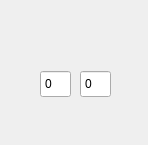
Qt form zface/ZDateTimeDialog.ui (appach22/zface) before a commit.
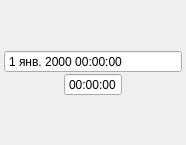
The same form after that commit.

Patch:
```diff
--- a/zface/ZDateTimeDialog.ui
+++ b/zface/ZDateTimeDialog.ui
@@ -6,39 +6,108 @@
    <rect>
     <x>0</x>
     <y>0</y>
-    <width>148</width>
+    <width>186</width>
     <height>145</height>
    </rect>
   </property>
   <property name="windowTitle">
    <string>Form</string>
   </property>
-  <widget class="QSpinBox" name="spinBox">
-   <property name="geometry">
-    <rect>
-     <x>40</x>
-     <y>70</y>
-     <width>31</width>
-     <height>28</height>
-    </rect>
+  <layout class="QGridLayout" name="gridLayout">
+   <property name="leftMargin">
+    <number>4</number>
    </property>
-   <property name="buttonSymbols">
-    <enum>QAbstractSpinBox::NoButtons</enum>
+   <property name="topMargin">
+    <number>0</number>
    </property>
-  </widget>
-  <widget class="QSpinBox" name="spinBox_2">
-   <property name="geometry">
-    <rect>
-     <x>80</x>
-     <y>70</y>
-     <width>31</width>
-     <height>28</height>
-    </rect>
+   <property name="rightMargin">
+    <number>4</number>
    </property>
-   <property name="buttonSymbols">
-    <enum>QAbstractSpinBox::NoButtons</enum>
+   <property name="bottomMargin">
+    <number>0</number>
    </property>
-  </widget>
+   <property name="spacing">
+    <number>0</number>
+   </property>
+   <item row="0" column="0" colspan="3">
+    <spacer name="verticalSpacer">
+     <property name="orientation">
+      <enum>Qt::Vertical</enum>
+     </property>
+     <property name="sizeHint" stdset="0">
+      <size>
+       <width>20</width>
+       <height>41</height>
+      </size>
+     </property>
+    </spacer>
+   </item>
+   <item row="1" column="0" colspan="3">
+    <widget class="QDateTimeEdit" name="dateTimeEdit">
+     <property name="locale">
+      <locale language="Russian" country="RussianFederation"/>
+     </property>
+     <property name="wrapping">
+      <bool>true</bool>
+     </property>
+     <property name="buttonSymbols">
+      <enum>QAbstractSpinBox::NoButtons</enum>
+     </property>
+     <property name="currentSection">
+      <enum>QDateTimeEdit::MinuteSection</enum>
+     </property>
+     <property name="calendarPopup">
+      <bool>false</bool>
+     </property>
+    </widget>
+   </item>
+   <item row="2" column="0">
+    <spacer name="horizontalSpacer">
+     <property name="orientation">
+      <enum>Qt::Horizontal</enum>
+     </property>
+     <property name="sizeHint" stdset="0">
+      <size>
+       <width>31</width>
+       <height>20</height>
+      </size>
+     </property>
+    </spacer>
+   </item>
+   <item row="2" column="1">
+    <widget class="QTimeEdit" name="timeEdit">
+     <property name="buttonSymbols">
+      <enum>QAbstractSpinBox::NoButtons</enum>
+     </property>
+    </widget>
+   </item>
+   <item row="2" column="2">
+    <spacer name="horizontalSpacer_2">
+     <property name="orientation">
+      <enum>Qt::Horizontal</enum>
+     </property>
+     <property name="sizeHint" stdset="0">
+      <size>
+       <width>30</width>
+       <height>20</height>
+      </size>
+     </property>
+    </spacer>
+   </item>
+   <item row="3" column="0" colspan="3">
+    <spacer name="verticalSpacer_2">
+     <property name="orientation">
+      <enum>Qt::Vertical</enum>
+     </property>
+     <property name="sizeHint" stdset="0">
+      <size>
+       <width>20</width>
+       <height>40</height>
+      </size>
+     </property>
+    </spacer>
+   </item>
+  </layout>
  </widget>
  <resources/>
  <connections/>
```
